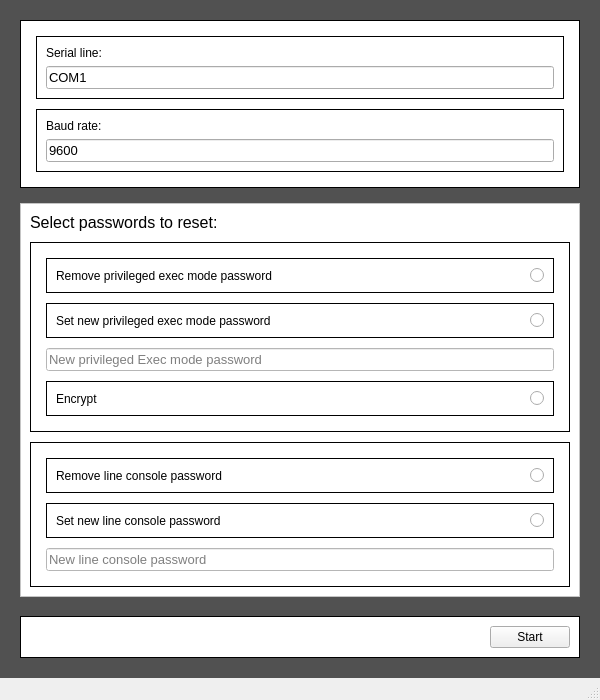
Before: the Qt Designer form UI/main_window.ui in N4MER/password_resetter, drawn with Qt 5.
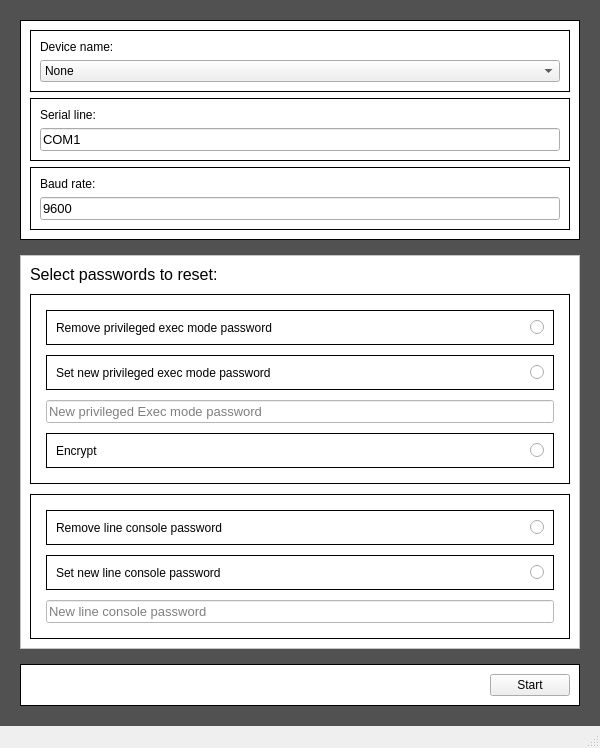
After: the same form once the commit is applied.

Commit message: feat: Add field for selecting a specific device

```diff
--- a/UI/main_window.ui
+++ b/UI/main_window.ui
@@ -48,22 +48,40 @@
 	background: white;
 }</string>
       </property>
-      <layout class="QVBoxLayout" name="verticalLayout_4" stretch="0,0">
-       <property name="spacing">
-        <number>10</number>
-       </property>
-       <property name="leftMargin">
-        <number>15</number>
-       </property>
-       <property name="topMargin">
-        <number>15</number>
-       </property>
-       <property name="rightMargin">
-        <number>15</number>
-       </property>
-       <property name="bottomMargin">
-        <number>15</number>
-       </property>
+      <layout class="QVBoxLayout" name="verticalLayout_4">
+       <item>
+        <widget class="QFrame" name="device_selection_frame">
+         <property name="sizePolicy">
+          <sizepolicy hsizetype="Preferred" vsizetype="Preferred">
+           <horstretch>0</horstretch>
+           <verstretch>0</verstretch>
+          </sizepolicy>
+         </property>
+         <property name="styleSheet">
+          <string notr="true">.QFrame{
+	border: 1px solid black;
+}</string>
+         </property>
+         <layout class="QVBoxLayout" name="verticalLayout_8">
+          <item>
+           <widget class="QLabel" name="device_selector_label">
+            <property name="text">
+             <string>Device name:</string>
+            </property>
+           </widget>
+          </item>
+          <item>
+           <widget class="QComboBox" name="device_selector">
+            <item>
+             <property name="text">
+              <string>None</string>
+             </property>
+            </item>
+           </widget>
+          </item>
+         </layout>
+        </widget>
+       </item>
        <item>
         <widget class="QFrame" name="com_port_selection_frame">
          <property name="sizePolicy">
```
Left out of the diff: 4 changed lines with no effect on the pictures. The commit also changes 1 other file.
